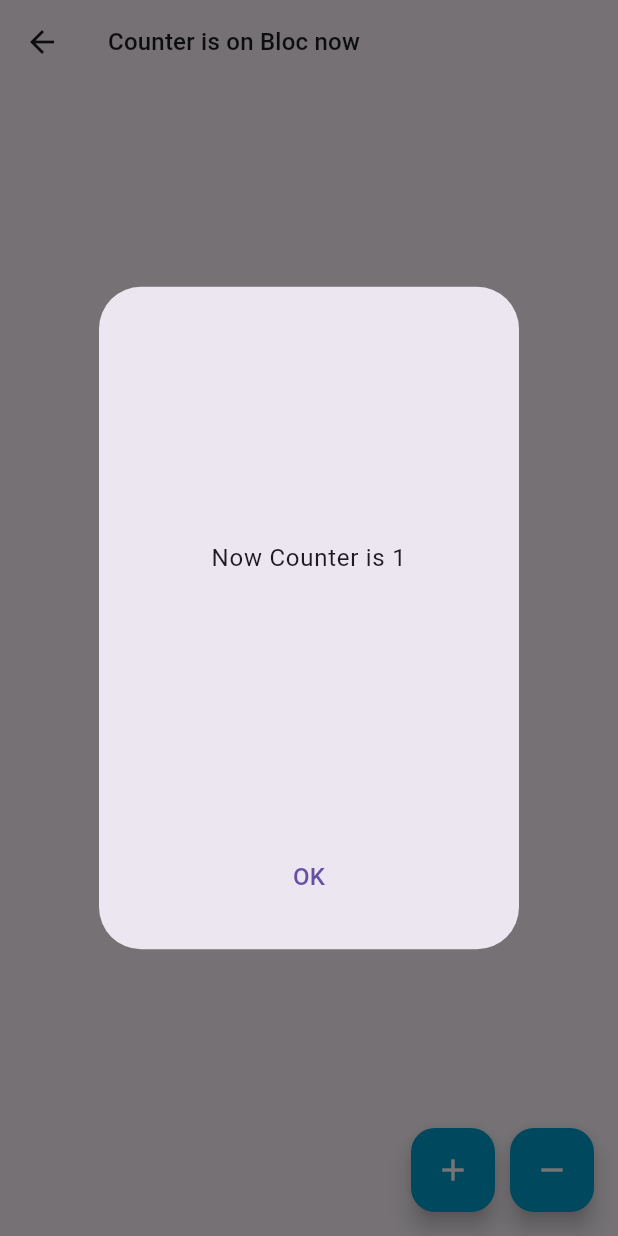
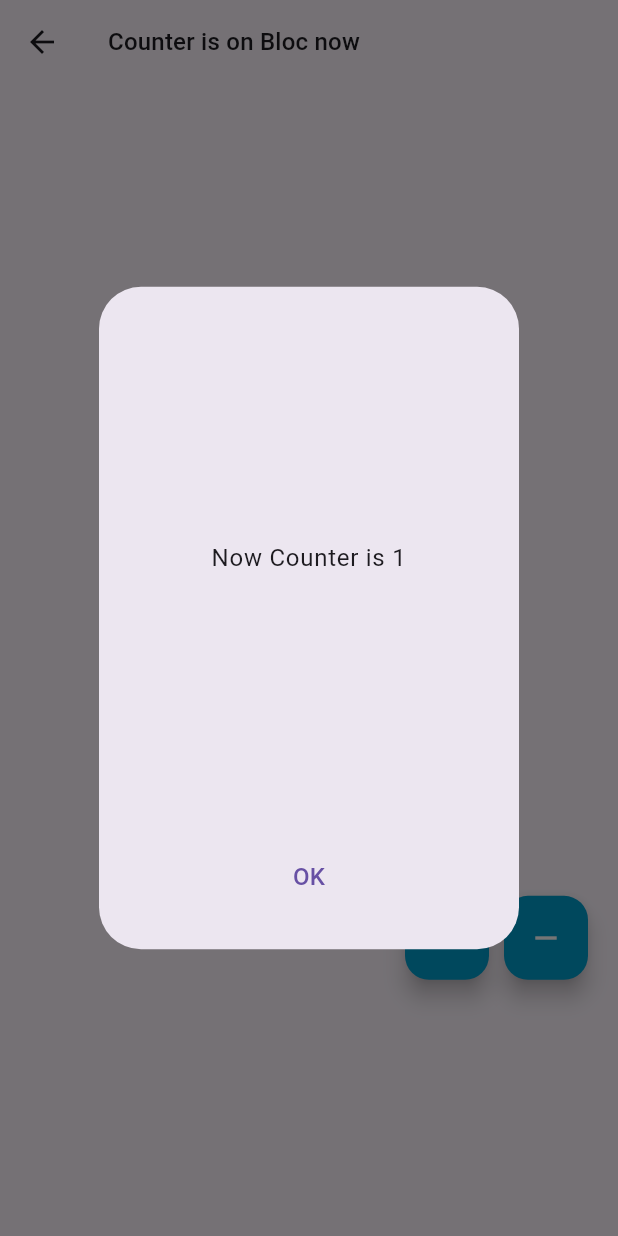
Before and after one commit to RamanGodun/Bloc-Cubit-playground-Counters-App-, a Flutter app: the CounterPage screen opened by its route, after a tap on the "add" icon, on a phone screen of 412 x 824 dp. Run offline on Flutter 3.47's test engine with Material 3 defaults, Android fonts, the phone set to English and light mode, and no system bars; our stand-ins replace bloc, bloc_concurrency, equatable, flutter_bloc, google_fonts, hydrated_bloc and 1 more.

Commit message:
refactor: refactor code, optimize

```diff
--- a/lib/core/config/constants/app_strings.dart
+++ b/lib/core/config/constants/app_strings.dart
@@ -1,46 +1,55 @@
 /// 🌐 [AppStrings] holds all the static text used in the application.
 abstract class AppStrings {
-  /// 🏠 Titles
-  static const String appTitle = 'BLoC & Cubit';
-  static const String themeScreenTitle = 'Theme Screen';
-  static const String showCounterButton = 'Show Me Counter';
-  static const String incrementButton = 'Increment Counter';
-  static const String toggleThemeButton = 'Toggle Theme';
-  static const String eventTransformersDemo = 'Counter with events transformer';
+  /// 🏠 App Titles
+  static const String appBarTitleForContextAccessPage =
+      'State access via routing';
   static const String appIsOnBloc = 'App is on BLoC now';
   static const String appIsOnCubit = 'App is on Cubit now';
-  static const String goToCounterPage = 'to Counter';
+  static const String appTitle = 'BLoC & Cubit';
+  static const String blocAccessPageTitle = 'State Access Page';
+  static const String counterPageTitleOnBloc = 'Counter is on Bloc now';
+  static const String counterPageTitleOnCubit = 'Counter is on Cubit now';
+  static const String counterWithEventsTransformer =
+      'Counter with Events Transformer';
+  static const String hydratedCounterPageTitle = 'Hydrated Counter Page';
+  static const String otherPageTitle = 'Other page';
+  static const String themeScreenTitle = 'Theme Screen';
+
+  /// 🔢 Counter
+  static const String clearHeroTag = 'clear';
+  static const String counterIs = 'Now Counter is';
+  static const String counterSerOnPreviousPage =
+      'Counter, set on previous page, is:';
+  static const String currentValue = 'Current counter value is:';
+  static const String decrementHeroTag = 'decrement';
+  static const String hydratedBlocCounter = 'to Hydrated BLoC Counter';
+  static const String incrementButton = 'Increment Counter';
+  static const String incrementHeroTag = 'increment';
+  static const String locallyCashedCounterIs =
+      'Locally cashed counter value is:';
+
+  /// 🚦 Navigation Buttons
+  static const String eventTransformers = 'to Counter with events transformer';
+  static const String eventTransformersDemo = 'Counter with events transformer';
   static const String goToCounterDependsOnColor =
       'to Counter that depends on Color';
+  static const String goToCounterPage = 'to Counter';
+  static const String hydratedBlocCounterButton =
+      'to Hydrated BLoC Counter Page';
+  static const String showCounterButton = 'Show Me Counter';
   static const String toStateAccessPage = 'to "state access" page';
-  static const String eventTransformers = 'to Counter with events transformer';
-  static const String hydratedBlocCounter = 'to Hydrated BLoC Counter';
-  static const String themeToggledTo = 'Theme toggled to ';
+
+  /// 🌈 Theme & Modes
+  static const String changeColor = 'Change Color';
+  static const String changeCounter = 'Change Counter';
   static const String darkMode = 'Dark';
   static const String lightMode = 'Light';
-  static const String otherPageTitle = 'Other page';
+  static const String themeToggledTo = 'Theme toggled to ';
+  static const String toggleThemeButton = 'Toggle Theme';
+
+  /// 📄 Other
+  static const String okButton = 'OK';
   static const String otherPageBody = 'This is other page 🙋🏿🙋🏻‍♂️ ';
-  static const String counterPageTitleOnCubit = 'Counter is on Cubit now';
-  static const String counterPageTitleOnBloc = 'Counter is on Bloc now';
-
-  static const String currentValue = 'Current counter value is:';
-  static const String incrementHeroTag = 'increment';
-  static const String decrementHeroTag = 'decrement';
-  static const String counterIs = 'Now Counter is';
-  static const String hydratedCounterPageTitle = 'Hydrated Counter Page';
-  static const String clearHeroTag = 'clear';
-  static const String blocAccessPageTitle = 'State Access Page';
-  static const String counterSerOnPreviousPage =
-      'Counter, set on previous page, is:';
-  static const String locallyCashedCounterIs =
-      'Locally cashed counter value is:';
-  static const String counterWithEventsTransformer =
-      'Counter with Events Transformer';
-  static const String appBarTitleForContextAccessPage =
-      'State access via routing';
-
-  /// 🆗 Buttons
-  static const String okButton = 'OK';
-  static const String changeColor = 'Change Color';
-  static const String changeCounter = 'Change Counter';
+  static const String exploreFeatures = 'Explore features 😎';
+  static const String smashThoseButtons = 'smash those buttons!';
 }
--- /dev/null
+++ b/lib/core/utils/core_config_export.dart
@@ -0,0 +1,10 @@
+/* Core Configuration & Utilities */
+
+export '../../../core/app_settings_managing/app_config.dart';
+export '../../../core/config/constants/app_strings.dart';
+export '../../../core/config/constants/app_constants.dart';
+export '../../../core/utils/show_dialog.dart';
+export '../../../core/config/observer/app_bloc_observer.dart';
+export '../../../core/config/routing/routes_for_app.dart';
+export '../../../core/utils/helpers.dart';
+export '../../../core/config/routing/route_names.dart';
--- a/lib/features/counter/presentation/counter_page_.dart
+++ b/lib/features/counter/presentation/counter_page_.dart
@@ -1,21 +1,18 @@
 import 'package:flutter/material.dart';
 import 'package:flutter_bloc/flutter_bloc.dart';
 
-/* BLoC */
-import '../../../core/app_settings_managing/app_config.dart';
-import '../../../core/config/constants/app_strings.dart';
-import '../../../core/config/constants/app_constants.dart';
-import '../../../core/utils/helpers.dart';
-import '../../../core/utils/show_dialog.dart';
+import '../../../core/utils/core_config_export.dart';
+
+/* UI components */
 import '../../../presentation/pages/other_page.dart';
 import '../../../presentation/widgets/floating_action_button.dart';
 import '../../../presentation/widgets/text_widget.dart';
+
+/* State management */
+import '../_counter_state_switching/counter_factory.dart';
+import '../_counter_state_switching/counter_manager.dart';
 import '../counter_on_bloc/counter_bloc.dart';
-
-/* CUBIT */
 import '../counter_on_cubit/counter_cubit.dart';
-
-import '../_counter_state_switching/counter_factory.dart';
 
 /// 🟢 `CounterPage` dynamically handles state management using BLoC or Cubit
 class CounterPage extends StatelessWidget {
@@ -26,11 +23,13 @@ class CounterPage extends StatelessWidget {
     // 🔄 Determine whether to use BLoC or Cubit and create the appropriate manager
     final isCounterOnBloc = CounterFactory.isCounterOnBloc(context,
         isAppSettingsOnBloc: AppConfig.isAppSettingsOnBlocStateShape);
-    final counterManager =
+    final CounterManager counterManager =
         CounterFactory.create(context, isCounterOnBloc: isCounterOnBloc);
+
     final appBarText = isCounterOnBloc
         ? AppStrings.counterPageTitleOnBloc
         : AppStrings.counterPageTitleOnCubit;
+    final deviceHeight = MediaQuery.of(context).size.height;
 
     return Scaffold(
       appBar: AppBar(title: TextWidget(appBarText, TextType.titleMedium)),
@@ -38,69 +37,125 @@ class CounterPage extends StatelessWidget {
           ? BlocListener<CounterOnBloc, CounterOnBLoCState>(
               listener: (context, state) =>
                   _handleSideEffects(context, state.counter),
-              child: _buildCounterDisplay(context, isCounterOnBloc),
+              child: CounterView(
+                isCounterOnBloc: isCounterOnBloc,
+                deviceHeight: deviceHeight,
+                counterManager: counterManager,
+              ),
             )
           : BlocListener<CounterOnCubit, CounterOnCubitState>(
               listener: (context, state) =>
                   _handleSideEffects(context, state.counter),
-              child: _buildCounterDisplay(context, isCounterOnBloc),
+              child: CounterView(
+                isCounterOnBloc: isCounterOnBloc,
+                deviceHeight: deviceHeight,
+                counterManager: counterManager,
+              ),
             ),
-      floatingActionButton: Row(
-        mainAxisAlignment: MainAxisAlignment.end,
-        children: [
-          AppFloatingActionButton(
-            onPressed: counterManager.increment,
-            heroTag: AppStrings.incrementHeroTag,
-            icon: AppConstants.addIcon,
-          ),
-          const SizedBox(width: AppConstants.mediumPadding),
-          AppFloatingActionButton(
-            onPressed: counterManager.decrement,
-            heroTag: AppStrings.decrementHeroTag,
-            icon: AppConstants.removeIcon,
-          ),
-        ],
-      ),
-    );
-  }
-
-  /// 🔢 Builds a display for the current counter value
-  Widget _buildCounterDisplay(BuildContext context, bool isCounterOnBloc) {
-    final counter = isCounterOnBloc
-        ? context.select<CounterOnBloc, int>((bloc) => bloc.state.counter)
-        : context.select<CounterOnCubit, int>((cubit) => cubit.state.counter);
-
-    return Center(
-      child: Column(
-        mainAxisAlignment: MainAxisAlignment.center,
-        children: [
-          const TextWidget(
-            AppStrings.currentValue,
-            TextType.titleMedium,
-          ),
-          const SizedBox(height: AppConstants.largePadding),
-          TextWidget(
-            '$counter',
-            TextType.headline,
-            color: Helpers.getColorScheme(context).onSurface,
-          ),
-        ],
-      ),
     );
   }
 
   /// ⚠️ Handles side-effects when counter reaches specific values
   void _handleSideEffects(BuildContext context, int counter) {
+    // 📢 Show dialog at specific values
     if (counter == 1 || counter == 3) {
       DialogService.showAlertDialog(
         context,
         '${AppStrings.counterIs} $counter',
       );
-    } else if (counter == -1 || counter == -3) {
+    }
+    // 🚦 Navigate to another page at specific negative values
+    else if (counter == -1 || counter == -3) {
       Navigator.push(
         context,
         MaterialPageRoute(builder: (context) => const OtherPage()),
       );
     }
+    // 🍫 Show a SnackBar for specific counter values
+    else if (counter == -4 || counter == -2 || counter == 2 || counter == 4) {
+      ScaffoldMessenger.of(context).clearSnackBars();
+      ScaffoldMessenger.of(context).showSnackBar(
+        SnackBar(
+          content: TextWidget(
+              'Current counter value: $counter', TextType.titleMedium),
+          duration: const Duration(seconds: 2),
+          behavior: SnackBarBehavior.floating,
+          backgroundColor:
+              AppConstants.secondaryColor4DarkTheme.withOpacity(0.2),
+        ),
+      );
+    }
   }
 }
+
+/// 🟢 `CounterView` is a reusable widget for displaying the counter and action buttons
+class CounterView extends StatelessWidget {
+  final bool isCounterOnBloc;
+  final double deviceHeight;
+  final dynamic counterManager;
+
+  const CounterView({
+    super.key,
+    required this.isCounterOnBloc,
+    required this.deviceHeight,
+    required this.counterManager,
+  });
+
+  @override
+  Widget build(BuildContext context) {
+    return ListView(
+      children: [
+        SizedBox(height: deviceHeight * 0.35),
+        const TextWidget(AppStrings.currentValue, TextType.smallHeadline),
+        const SizedBox(height: AppConstants.largePadding),
+        CounterDisplayWidget(isCounterOnBloc: isCounterOnBloc),
+        SizedBox(height: deviceHeight * 0.2),
+        ButtonsRow(counterManager: counterManager),
+      ],
+    );
+  }
+}
+
+/// 🟢 `CounterDisplayWidget` displays the current counter value
+class CounterDisplayWidget extends StatelessWidget {
+  final bool isCounterOnBloc;
+
+  const CounterDisplayWidget({super.key, required this.isCounterOnBloc});
+
+  @override
+  Widget build(BuildContext context) {
+    final counter = isCounterOnBloc
+        ? context.select<CounterOnBloc, int>((bloc) => bloc.state.counter)
+        : context.select<CounterOnCubit, int>((cubit) => cubit.state.counter);
+
+    return TextWidget('$counter', TextType.headline);
+  }
+}
+
+/// 🟢 `ButtonRow` displays the floating action buttons for increment and decrement
+class ButtonsRow extends StatelessWidget {
+  final dynamic counterManager;
+
+  const ButtonsRow({super.key, required this.counterManager});
+
+  @override
+  Widget build(BuildContext context) {
+    return Row(
+      mainAxisAlignment: MainAxisAlignment.end,
+      children: [
+        AppFloatingActionButton(
+          onPressed: counterManager.increment,
+          heroTag: AppStrings.incrementHeroTag,
+          icon: AppConstants.addIcon,
+        ),
+        const SizedBox(width: AppConstants.mediumPadding),
+        AppFloatingActionButton(
+          onPressed: counterManager.decrement,
+          heroTag: AppStrings.decrementHeroTag,
+          icon: AppConstants.removeIcon,
+        ),
+        const SizedBox(width: AppConstants.largePadding),
+      ],
+    );
+  }
+}
--- a/lib/presentation/pages/home_page.dart
+++ b/lib/presentation/pages/home_page.dart
@@ -1,22 +1,16 @@
 import 'package:flutter/material.dart';
 import 'package:flutter_bloc/flutter_bloc.dart';
 
-/* Config */
-import '../../core/app_settings_managing/app_config.dart';
+import '../../core/utils/core_config_export.dart';
+
+/* State Management */
+import '../../core/app_settings_managing/app_settings_on_cubit/app_settings_cubit.dart';
 import '../../core/app_settings_managing/app_settings_on_bloc/app_settings_bloc.dart';
-import '../../core/config/constants/app_strings.dart';
-import '../../core/config/constants/app_constants.dart';
-import '../../core/config/routing/route_names.dart';
 
 /* UI Components */
 import '../../presentation/widgets/text_widget.dart';
 import '../widgets/custom_elevated_button.dart';
 
-/* State Management */
-import '../../core/app_settings_managing/app_settings_on_cubit/app_settings_cubit.dart';
-
-/* Helpers */
-import '../../core/utils/helpers.dart';
 
 /// 🏠 [HomePage] is the main entry point for navigating through the app features.
 /// It dynamically switches between BLoC and Cubit state management based on [AppConfig].
@@ -38,7 +32,7 @@ class HomePage extends StatelessWidget {
         : context.select<AppSettingsOnCubit, bool>(
             (cubit) => cubit.state.isDarkThemeForCubit);
 /*
-?Alternative:
+? Alternative:
   // 🔍 Determine if the app uses BLoC or Cubit for state management
     final state = AppConfig.isAppSettingsOnBlocStateShape
         ? context.watch<AppSettingsOnBloc>().state
@@ -104,6 +98,8 @@ class ButtonsList extends StatelessWidget {
       child: Column(
         mainAxisSize: MainAxisSize.min,
         children: [
+          const HeaderText(),
+          const SizedBox(height: AppConstants.largePadding),
           // 🚀 Navigation Buttons using `AppElevatedButton`
           AppElevatedButton(
             label: AppStrings.goToCounterPage,
@@ -135,3 +131,29 @@ class ButtonsList extends StatelessWidget {
     );
   }
 }
+
+class HeaderText extends StatelessWidget {
+  const HeaderText({super.key});
+
+  @override
+  @override
+  Widget build(BuildContext context) {
+    final textColor =
+        Helpers.getColorScheme(context).onSurface.withOpacity(0.7);
+    return Column(
+      children: [
+        TextWidget(
+          AppStrings.exploreFeatures,
+          TextType.headline,
+          color: textColor,
+        ),
+        const SizedBox(height: 4),
+        TextWidget(
+          AppStrings.smashThoseButtons,
+          TextType.titleMedium,
+          color: textColor,
+        ),
+      ],
+    );
+  }
+}
--- a/lib/presentation/pages/other_page.dart
+++ b/lib/presentation/pages/other_page.dart
@@ -1,10 +1,8 @@
 import 'package:flutter/material.dart';
-
 import '../../core/config/constants/app_strings.dart';
 import '../widgets/text_widget.dart';
 
 /// 📄 [OtherPage] displays a simple screen with page text.
-/// This page can be used as a placeholder or a separate feature screen.
 class OtherPage extends StatelessWidget {
   const OtherPage({super.key});
 
@@ -16,12 +14,11 @@ class OtherPage extends StatelessWidget {
           AppStrings.otherPageTitle,
           TextType.titleSmall,
         ),
-        centerTitle: true,
       ),
       body: const Center(
         child: TextWidget(
           AppStrings.otherPageBody,
-          TextType.titleMedium,
+          TextType.smallHeadline,
         ),
       ),
     );
--- a/lib/presentation/pages/theme_page.dart
+++ b/lib/presentation/pages/theme_page.dart
@@ -1,9 +1,9 @@
 import 'package:flutter/material.dart';
 import 'package:flutter_bloc/flutter_bloc.dart';
 
-/* Core */
-import '../../core/app_settings_managing/app_config.dart';
-import '../../core/config/constants/app_strings.dart';
+import '../../core/utils/core_config_export.dart';
+
+/* State management */
 import '../../core/app_settings_managing/app_settings_on_cubit/app_settings_cubit.dart';
 import '../../core/app_settings_managing/app_settings_on_bloc/app_settings_bloc.dart';
 
--- a/lib/presentation/widgets/floating_action_button.dart
+++ b/lib/presentation/widgets/floating_action_button.dart
@@ -1,5 +1,4 @@
 import 'package:flutter/material.dart';
-
 import '../../core/config/constants/app_constants.dart';
 
 /// 🆕 `AppFloatingActionButton` ensures consistent styling for all FABs in the app.
```
Also changed, not shown: lib/main.dart (+4 -18 lines).
